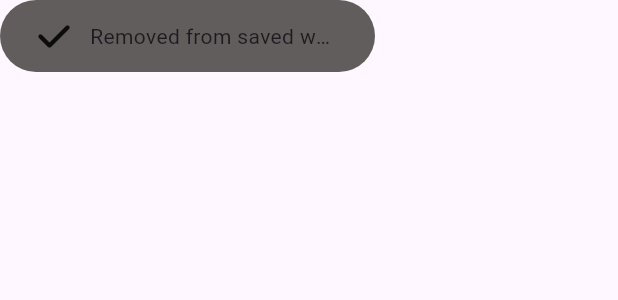
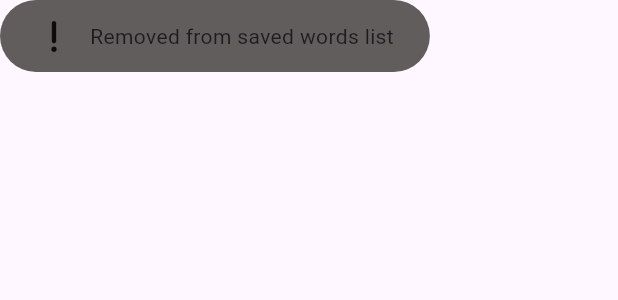
Before and after one commit to khangpham202/dictionary_app, a Flutter app: the CustomToast widget shown alone on an empty page, opened directly, on a phone screen of 412 x 824 dp. Shown: the top 300 px of the screen. Run offline on Flutter 3.47's test engine with Material 3 defaults, Android fonts, the light colour scheme and no system bars; our stand-ins replace cloud_firestore, connectivity_plus, email_validator, equatable, firebase_auth, firebase_core and 10 more; accounts and stored records are empty; network calls fail; project files that could hold a hidden picture were left out.

Commit message:
update: color constant

```diff
--- a/lib/components/navigation.dart
+++ b/lib/components/navigation.dart
@@ -2,6 +2,8 @@ import 'package:training/modules/profile/view/profile_screen.dart';
 import 'package:training/modules/home/view/home_screen.dart';
 import 'package:training/modules/translatePage/view/translate_screen.dart';
 import 'package:flutter/material.dart';
+
+import '../core/common/theme/theme.export.dart';
 
 class NavigationBottomBar extends StatefulWidget {
   final int indexScreen;
@@ -42,7 +44,7 @@ class NavigationBottomBarState extends State<NavigationBottomBar> {
         ],
       ),
       bottomNavigationBar: BottomNavigationBar(
-        selectedItemColor: const Color.fromRGBO(18, 55, 149, 0.914),
+        selectedItemColor: AppColors.kPrimary,
         currentIndex: _currentIndex,
         onTap: (index) {
           _pageController.animateToPage(
--- a/lib/components/tarbar_view.dart
+++ b/lib/components/tarbar_view.dart
@@ -10,6 +10,8 @@ import 'package:training/util/api_service.dart';
 import 'package:training/util/data_service.dart';
 import 'package:training/util/speech.dart';
 import 'package:connectivity_plus/connectivity_plus.dart';
+
+import '../core/common/theme/theme.export.dart';
 
 class WordMeaningWidget extends StatefulWidget {
   final String word, dictionaryType;
@@ -104,7 +106,7 @@ class _WordMeaningWidgetState extends State<WordMeaningWidget> {
           child: const CustomToast(
             msg: 'Added to saved words list',
             icon: Icon(FontAwesomeIcons.check),
-            bgColor: Colors.green,
+            bgColor: AppColors.kGreen,
           ),
           toastDuration: const Duration(seconds: 3),
         );
@@ -182,7 +184,7 @@ class _WordMeaningWidgetState extends State<WordMeaningWidget> {
                         ),
                       ),
                       const Divider(
-                        color: Colors.red,
+                        color: AppColors.kRed,
                         height: 20,
                         thickness: 3,
                       ),
--- a/lib/components/toast.dart
+++ b/lib/components/toast.dart
@@ -1,4 +1,5 @@
 import 'package:flutter/material.dart';
+import 'package:font_awesome_flutter/font_awesome_flutter.dart';
 
 class CustomToast extends StatelessWidget {
   final String msg;
@@ -15,7 +16,7 @@ class CustomToast extends StatelessWidget {
   @override
   Widget build(BuildContext context) {
     return Container(
-      constraints: const BoxConstraints(maxWidth: 250),
+      constraints: const BoxConstraints(maxWidth: 400),
       padding: const EdgeInsets.symmetric(horizontal: 24.0, vertical: 12.0),
       decoration: BoxDecoration(
         borderRadius: BorderRadius.circular(25.0),
@@ -24,15 +25,15 @@ class CustomToast extends StatelessWidget {
       child: Row(
         mainAxisSize: MainAxisSize.min,
         children: [
-          icon,
+          const Icon(FontAwesomeIcons.exclamation),
           const SizedBox(
             width: 12.0,
           ),
           Flexible(
             child: Text(
               msg,
-              overflow: TextOverflow.ellipsis,
-              maxLines: 1,
+              overflow: TextOverflow.visible,
+              maxLines: 5,
             ),
           ),
         ],
--- a/lib/modules/home/view/home_screen.dart
+++ b/lib/modules/home/view/home_screen.dart
@@ -7,6 +7,8 @@ import 'package:training/core/router/route_constants.dart';
 import 'package:training/modules/wordDetail/view/word_detail_screen.dart';
 import 'package:training/util/data_service.dart';
 import 'package:video_player/video_player.dart';
+
+import '../../../core/common/theme/theme.export.dart';
 
 class HomeScreen extends StatefulWidget {
   const HomeScreen({super.key});
@@ -168,7 +170,7 @@ class _HomeScreenState extends State<HomeScreen> {
       body: SafeArea(
         child: Column(children: [
           Container(
-            color: const Color.fromRGBO(18, 55, 149, 0.914),
+            color: AppColors.kPrimary,
             height: MediaQuery.of(context).size.height / 11,
             child: Padding(
               padding: const EdgeInsets.all(8),
--- a/lib/modules/profile/view/account_info_screen.dart
+++ b/lib/modules/profile/view/account_info_screen.dart
@@ -5,6 +5,8 @@ import 'package:fluttertoast/fluttertoast.dart';
 import 'package:font_awesome_flutter/font_awesome_flutter.dart';
 import 'package:gap/gap.dart';
 import 'package:training/components/toast.dart';
+
+import '../../../core/common/theme/theme.export.dart';
 
 class AccountInfo extends StatefulWidget {
   const AccountInfo({super.key});
@@ -216,7 +218,7 @@ class _AccountInfoState extends State<AccountInfo> {
                           child: const CustomToast(
                             msg: 'Save changes successfully!!',
                             icon: Icon(FontAwesomeIcons.check),
-                            bgColor: Colors.green,
+                            bgColor: AppColors.kGreen,
                           ),
                           toastDuration: const Duration(seconds: 3),
                         );
--- a/lib/modules/profile/view/saved_word_screen.dart
+++ b/lib/modules/profile/view/saved_word_screen.dart
@@ -10,6 +10,8 @@ import 'package:training/components/toast.dart';
 import 'package:training/core/router/route_constants.dart';
 import 'package:training/modules/wordDetail/view/word_detail_screen.dart';
 import 'package:training/util/speech.dart';
+
+import '../../../core/common/theme/theme.export.dart';
 
 class SavedWordScreen extends StatefulWidget {
   const SavedWordScreen({Key? key}) : super(key: key);
@@ -104,7 +106,7 @@ class _SavedWordScreenState extends State<SavedWordScreen> {
                         },
                         backgroundColor:
                             const Color.fromARGB(255, 184, 167, 167),
-                        foregroundColor: Colors.green,
+                        foregroundColor: AppColors.kGreen,
                         icon: Icons.details,
                         label: 'Detail',
                       ),
@@ -148,7 +150,7 @@ class _SavedWordScreenState extends State<SavedWordScreen> {
                         },
                         backgroundColor:
                             const Color.fromARGB(255, 219, 219, 219),
-                        foregroundColor: Colors.red,
+                        foregroundColor: AppColors.kRed,
                         icon: Icons.delete,
                         label: 'Delete',
                       ),
--- a/lib/modules/translatePage/view/translate_screen.dart
+++ b/lib/modules/translatePage/view/translate_screen.dart
@@ -8,6 +8,8 @@ import 'package:training/core/enum/country.dart';
 import 'package:training/modules/translatePage/bloc/language/language_bloc.dart';
 import 'package:training/util/api_service.dart';
 import 'package:training/util/speech.dart';
+
+import '../../../core/common/theme/theme.export.dart';
 
 class TranslateScreen extends StatefulWidget {
   const TranslateScreen({super.key});
@@ -57,7 +59,7 @@ class _TranslateScreenState extends State<TranslateScreen> {
               child: Column(
         children: [
           Container(
-            color: const Color.fromRGBO(18, 55, 149, 0.914),
+            color: AppColors.kPrimary,
             height: MediaQuery.of(context).size.height / 12,
             child: Stack(
               alignment: Alignment.center,
@@ -162,7 +164,7 @@ class _TranslateScreenState extends State<TranslateScreen> {
                           ),
                           padding: const EdgeInsets.all(10),
                           decoration: BoxDecoration(
-                            color: const Color.fromRGBO(18, 55, 149, 0.914),
+                            color: AppColors.kPrimary,
                             borderRadius: BorderRadius.circular(15),
                           ),
                           child: Text(
```
Also changed, not shown: lib/core/common/theme/app_color.dart (+2 -7 lines), lib/modules/wordDetail/view/word_detail_screen.dart (+5 -3 lines).
